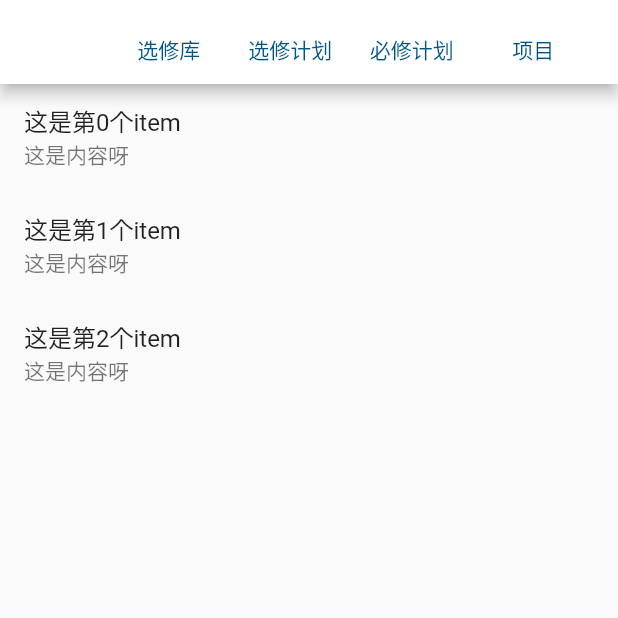
After one commit to LiuMeng1224/Flutter-App, a Flutter app: the LearningCampPage screen opened directly, on a phone screen of 412 x 824 dp, the top half of it. The commit adds this screen. Run offline on Flutter 3.47's test engine with Material 2 defaults, Android fonts, the light colour scheme and no system bars; our stand-ins replace fluro, flutter_easyrefresh, flutter_screenutil, shared_preferences, video_player; accounts and stored records are empty; statements that could not run were skipped.

Commit message:
add:引入flutter_easyrefresh插件

```diff
--- a/flutter_app/lib/componets/NavigatorModule.dart
+++ b/flutter_app/lib/componets/NavigatorModule.dart
@@ -63,7 +63,7 @@ class NavigatorModuleState extends State<NavigatorModule>{
           children: [
             Image.asset(
               item.img,
-              width: ScreenUtil().setWidth(80),
+              width: ScreenUtil().setWidth(72),
             ),
             SizedBox(
               height: ScreenUtil().setWidth(3),
@@ -73,7 +73,7 @@ class NavigatorModuleState extends State<NavigatorModule>{
               textAlign: TextAlign.center,
               maxLines: 1,
               style: TextStyle(
-                color: Color(0xff252631),
+                color: Color(0xff222222),
                 fontSize: 12,
               ),
             )
@@ -87,7 +87,9 @@ class NavigatorModuleState extends State<NavigatorModule>{
   Widget build(BuildContext context) {
     return Container(
       height: ScreenUtil().setHeight(160)*lines,
+      margin: EdgeInsets.only(top: 10),
       child: GridView.count(
+        physics: NeverScrollableScrollPhysics(),
           crossAxisCount: 5,
           children: _buildItems(),
       ),
--- /dev/null
+++ b/flutter_app/lib/pages/learning_camp.dart
@@ -0,0 +1,58 @@
+
+import 'package:ECEIBS/pages/study/compulsory_plan_list.dart';
+import 'package:ECEIBS/pages/study/elective_library_list.dart';
+import 'package:ECEIBS/pages/study/elective_plan_list.dart';
+import 'package:ECEIBS/pages/study/project_list.dart';
+import 'package:flutter/cupertino.dart';
+import 'package:flutter/material.dart';
+
+class LearningCampPage extends StatefulWidget{
+  @override
+  State<StatefulWidget> createState() {
+    return LearningCampState();
+  }
+}
+
+class LearningCampState extends State<LearningCampPage>{
+
+  List<String> titles = ["选修库","选修计划","必修计划","项目"];
+  List<Widget> _widgetList = [ElectiveLibraryList(),ElectivePlanList(),CompulsoryPlanList(),ProjectList()];
+  int _currentIndex = 0;
+
+  @override
+  Widget build(BuildContext context) {
+    return DefaultTabController(
+      length: titles.length,
+      initialIndex: 0,
+      child: Scaffold(
+        appBar: AppBar(
+          backgroundColor: Colors.white,
+          title: _getTitle(),
+        ),
+        body: _getBody(),
+      ),
+    );
+  }
+
+  Widget _getTitle(){
+    return TabBar(
+      isScrollable: false,
+      indicatorSize: TabBarIndicatorSize.label,
+      labelPadding: EdgeInsets.only(top:12,left:12,right:12),
+      tabs: titles.map((e) => Tab(child: Text(e,style: TextStyle(color: Color(0xff005587),),),)).toList(),
+      onTap: (index){
+        _currentIndex = index;
+        setState(() {
+
+        });
+      },
+    );
+  }
+
+  Widget _getBody(){
+    return IndexedStack(
+      index: _currentIndex,
+      children: _widgetList,
+    );
+  }
+}
--- /dev/null
+++ b/flutter_app/lib/pages/study/elective_library_list.dart
@@ -0,0 +1,57 @@
+import 'package:flutter/gestures.dart';
+import 'package:flutter/material.dart';
+import 'package:flutter/cupertino.dart';
+import 'package:flutter_easyrefresh/easy_refresh.dart';
+import 'package:flutter_easyrefresh/material_footer.dart';
+import 'package:flutter_easyrefresh/material_header.dart';
+
+class ElectiveLibraryList extends StatefulWidget{
+  @override
+  State<StatefulWidget> createState() {
+    return ElectiveLibraryListState();
+  }
+
+}
+
+class ElectiveLibraryListState extends State<ElectiveLibraryList>{
+  EasyRefreshController _easyRefreshController = EasyRefreshController();
+
+  int _count = 3;
+
+  @override
+  Widget build(BuildContext context) {
+    return EasyRefresh.custom(
+      header: MaterialHeader(),
+      footer: MaterialFooter(),
+      controller: _easyRefreshController,
+      onRefresh: () async{
+        if (mounted) {
+          setState(() {
+            _count = 20;
+          });
+        }
+      },
+      onLoad: () async{
+        if (mounted) {
+          setState(() {
+            _count += 20;
+          });
+        }
+      },
+      slivers:[
+        SliverList(
+          delegate: SliverChildBuilderDelegate(
+                (context, index) {
+              return ListTile(
+                title: Text("这是第$index个item"),
+                subtitle: Text("这是内容呀"),
+              );
+            },
+            childCount: _count,
+          ),
+        ),
+      ]
+    );
+  }
+
+}
--- a/flutter_app/pubspec.yaml
+++ b/flutter_app/pubspec.yaml
@@ -32,6 +32,7 @@ dependencies:
   video_player: ^0.10.11+2
   fluro: ^1.6.3
   flutter_screenutil: ^2.3.0
+  flutter_easyrefresh: ^2.1.1
 
 dev_dependencies:
   flutter_test:
```
Also changed, not shown: flutter_app/lib/componets/HomeBanner.dart (+4 -4 lines), flutter_app/lib/componets/HomePlan.dart (+64 -28 lines), flutter_app/lib/componets/HomeSpecialColumn.dart (+42 -51 lines), flutter_app/lib/pages/login_page.dart (+4 -4 lines), flutter_app/lib/pages/main_page.dart (+9 -1 lines), flutter_app/lib/pages/study/compulsory_plan_list.dart (added, +29 -0 lines), flutter_app/lib/pages/study/elective_plan_list.dart (added, +22 -0 lines), flutter_app/lib/pages/study/project_list.dart (added, +29 -0 lines), flutter_app/lib/pages/stuty_acitivity.dart (added, +23 -0 lines), flutter_app/lib/utils/DeviceUtil.dart (added, +20 -0 lines), flutter_app/pubspec.lock, 2 other files.
